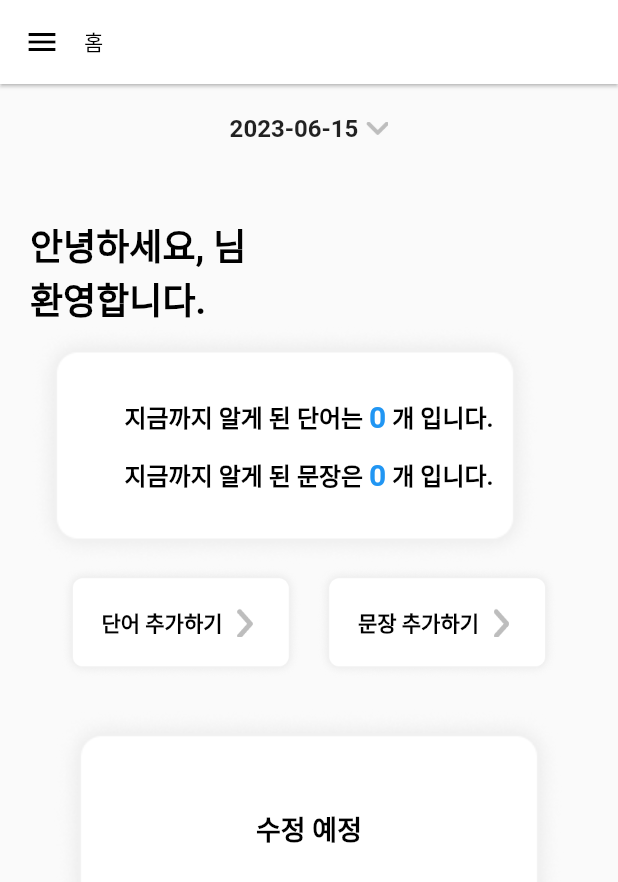
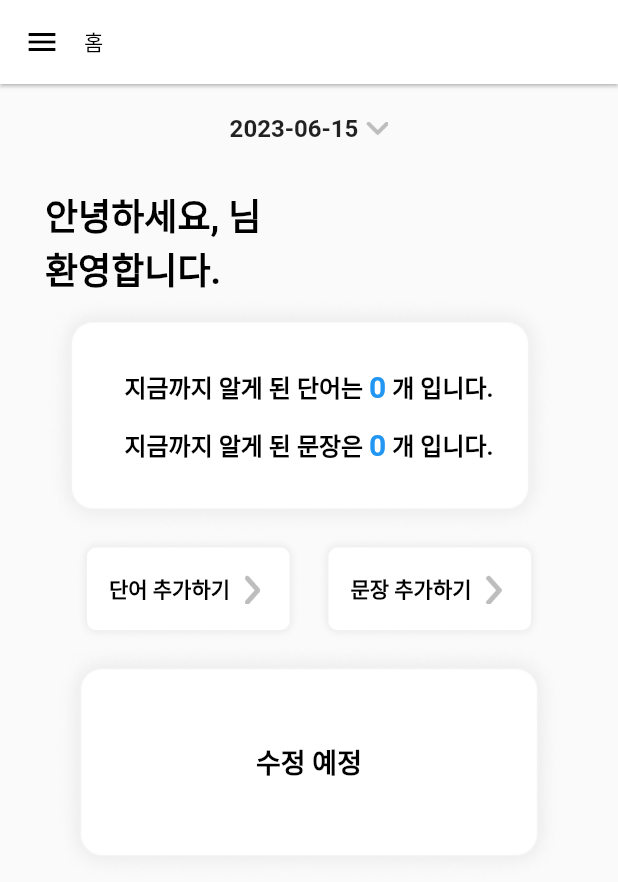
Before and after one commit to JeHeeYu/Memorize-Wodrds, a Flutter app: the HomePage screen opened directly, on a phone screen of 412 x 824 dp. Shown: the top 882 px of the screen. Run offline on Flutter 3.47's test engine with Material 2 defaults, Android fonts, the phone set to English and light mode, and no system bars; our stand-ins replace cloud_firestore, firebase_auth, firebase_core, firebase_database, flutter_tts, fluttertoast and 3 more; accounts and stored records are empty.

Commit message:
Fix: 홈 단어 카운트 및 문장 디테일 화면 정렬 안맞는 문제 수정

```diff
--- a/lib/src/pages/home_page.dart
+++ b/lib/src/pages/home_page.dart
@@ -117,13 +117,11 @@ class _HomePageState extends State<HomePage> {
                   onTap: () {
                     ScheduleDialog.show(context);
                   },
-                  child: Container(
-                    child: Text(
-                      getCurrentDate(),
-                      style: const TextStyle(
-                        fontSize: 16,
-                        fontWeight: FontWeight.bold,
-                      ),
+                  child: Text(
+                    getCurrentDate(),
+                    style: const TextStyle(
+                      fontSize: 16,
+                      fontWeight: FontWeight.bold,
                     ),
                   ),
                 ),
@@ -137,7 +135,9 @@ class _HomePageState extends State<HomePage> {
             ),
             const SizedBox(height: 30),
             Padding(
-              padding: const EdgeInsets.all(20),
+              padding: const EdgeInsets.symmetric(
+                horizontal: 30,
+              ),
               child: Column(
                 crossAxisAlignment: CrossAxisAlignment.stretch,
                 children: [
@@ -195,7 +195,7 @@ class _HomePageState extends State<HomePage> {
                             builder: (context, wordSnapshot) {
                               if (wordSnapshot.connectionState ==
                                   ConnectionState.waiting) {
-                                return CircularProgressIndicator();
+                                return const CircularProgressIndicator();
                               } else if (wordSnapshot.hasData) {
                                 int wordCount = wordSnapshot.data ?? 0;
 
@@ -204,7 +204,7 @@ class _HomePageState extends State<HomePage> {
                                   builder: (context, sentenceSnapshot) {
                                     if (sentenceSnapshot.connectionState ==
                                         ConnectionState.waiting) {
-                                      return CircularProgressIndicator();
+                                      return const CircularProgressIndicator();
                                     } else if (sentenceSnapshot.hasData) {
                                       int sentenceCount =
                                           sentenceSnapshot.data ?? 0;
@@ -261,8 +261,7 @@ class _HomePageState extends State<HomePage> {
                                                 style: const TextStyle(
                                                   fontSize: 20,
                                                   fontWeight: FontWeight.bold,
-                                                  color:
-                                                      Colors.blue,
+                                                  color: Colors.blue,
                                                 ),
                                               ),
                                               const Text(
```
Also changed, not shown: lib/src/screen/detail_screen.dart (+18 -11 lines).
